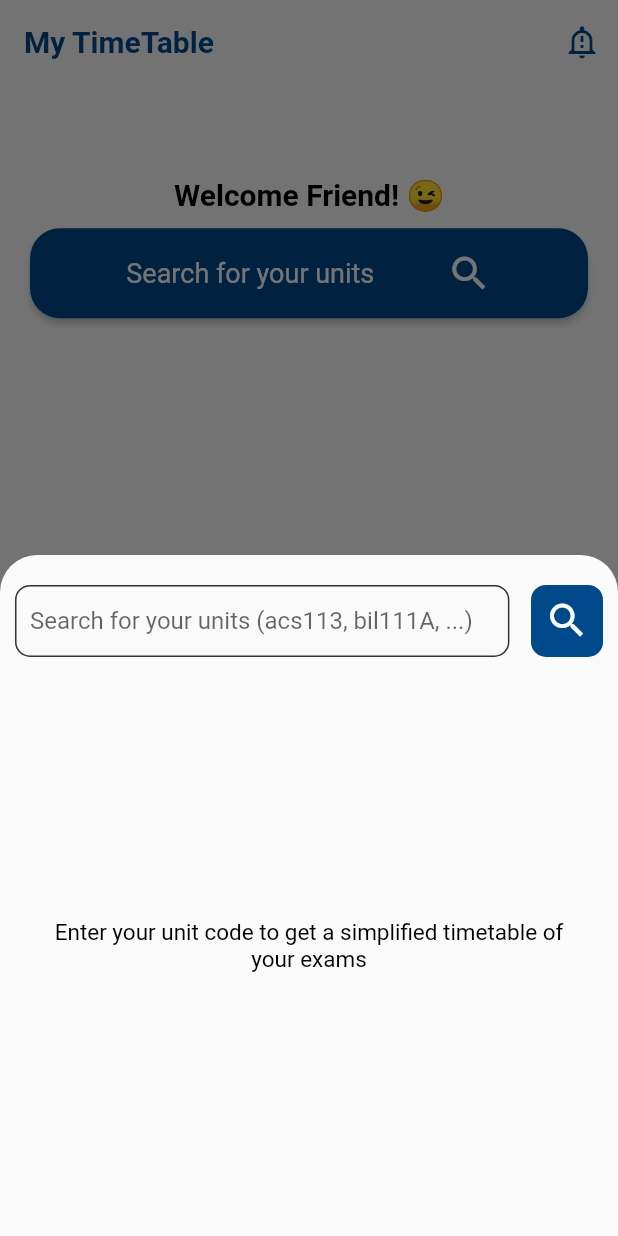
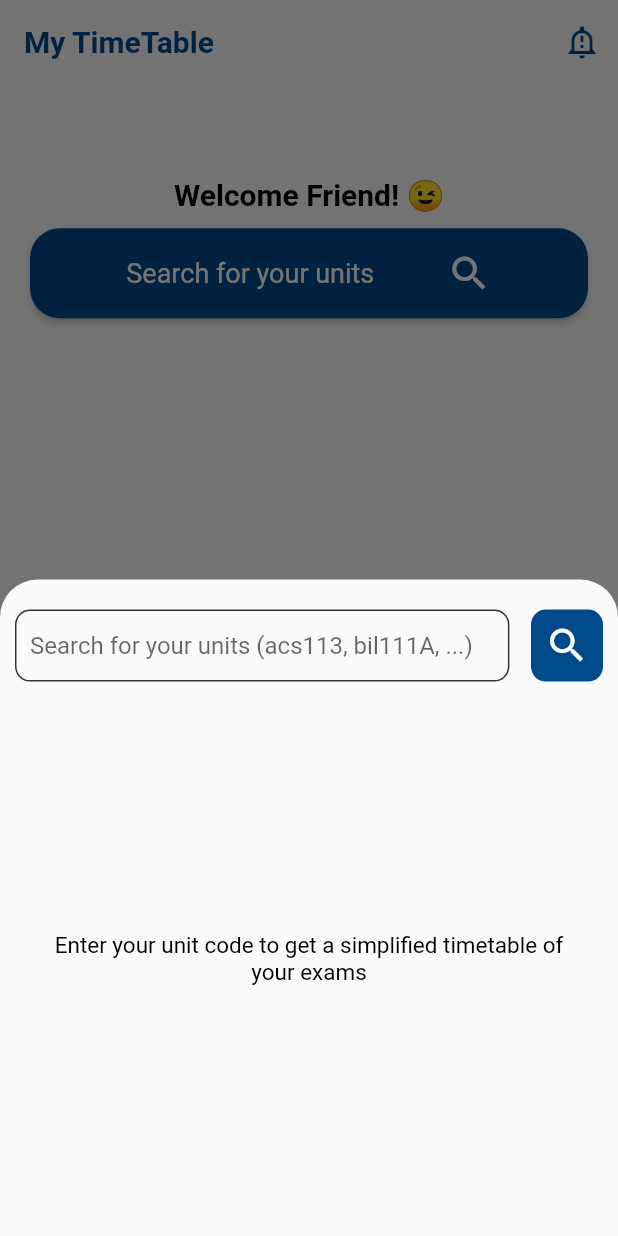
Before and after one commit to ElieBamunoba/MyTimeTable, a Flutter app: the screen it shows after launch, after a tap on "Search for your units", on a phone screen of 412 x 824 dp. Run offline on Flutter 3.47's test engine with Material 2 defaults, Android fonts, the phone set to English and light mode, and no system bars; our stand-ins replace carousel_slider, equatable, flutter_bloc, flutter_svg, fluttertoast, shared_preferences; Roboto replaces fonts that are missing (Montserrat).

Commit message:
fixed the countdown card and the overflow, modal bottom sheet and landing - overflow

```diff
--- a/lib/presentation/Widgets/modal_bottom_sheet.dart
+++ b/lib/presentation/Widgets/modal_bottom_sheet.dart
@@ -20,7 +20,7 @@ class ModalBottomSheet extends StatelessWidget {
           SearchBox(),
           const SizedBox(height: 20),
           SizedBox(
-            height: MediaQuery.of(context).size.height * .42,
+            height: MediaQuery.of(context).size.height * .40,
             child: Center(
               child: BlocBuilder<UnitBloc, UnitState>(
                 builder: (context, state) {
--- a/lib/presentation/landing_screen.dart
+++ b/lib/presentation/landing_screen.dart
@@ -70,23 +70,29 @@ class LandingScreen extends StatelessWidget {
                         if (state.savedUnitsList.isNotEmpty)
                           SizedBox(
                             height: MediaQuery.of(context).size.height -
-                                MediaQuery.of(context).size.height * 0.55,
+                                MediaQuery.of(context).size.height * 0.6,
                             child: RefreshIndicator(
                               onRefresh: () async {
                                 context
                                     .read<SavedUnitsBloc>()
                                     .add(LoadSavedUnits());
                               },
-                              child: ListView.builder(
-                                  itemCount: state.savedUnitsList.length,
-                                  itemBuilder: (context, index) {
+                              child: ListView(
+                                children: List.generate(
+                                  state.savedUnitsList.length,
+                                  (index) {
                                     return index == 0
                                         ? const SizedBox()
                                         : UnitCard(
+                                            key: ValueKey(state
+                                                .savedUnitsList[index]
+                                                .courseCode),
                                             unit: state.savedUnitsList[index],
                                             isSaved: true,
                                           );
-                                  }),
+                                  },
+                                ),
+                              ),
                             ),
                           ),
                       ],
```
Also changed, not shown: lib/presentation/Widgets/count_down_card.dart (+17 -19 lines).
